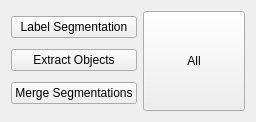
First picture: the form in ilastik/applets/objectExtraction/drawer.ui, repository ilastik/ilastik, before the edit.
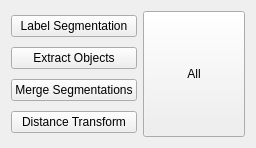
Second picture: the form after the edit.

Commit message: ObjectExtraction: added distance transform computation

Diff of the .ui file:
```diff
--- a/ilastik/applets/objectExtraction/drawer.ui
+++ b/ilastik/applets/objectExtraction/drawer.ui
@@ -7,7 +7,7 @@
     <x>0</x>
     <y>0</y>
     <width>256</width>
-    <height>122</height>
+    <height>148</height>
    </rect>
   </property>
   <property name="sizePolicy">
@@ -60,6 +60,13 @@
          </property>
         </widget>
        </item>
+       <item>
+        <widget class="QPushButton" name="distanceTransformButton">
+         <property name="text">
+          <string>Distance Transform</string>
+         </property>
+        </widget>
+       </item>
       </layout>
      </item>
      <item>
```
The commit also changes 5 other files.
